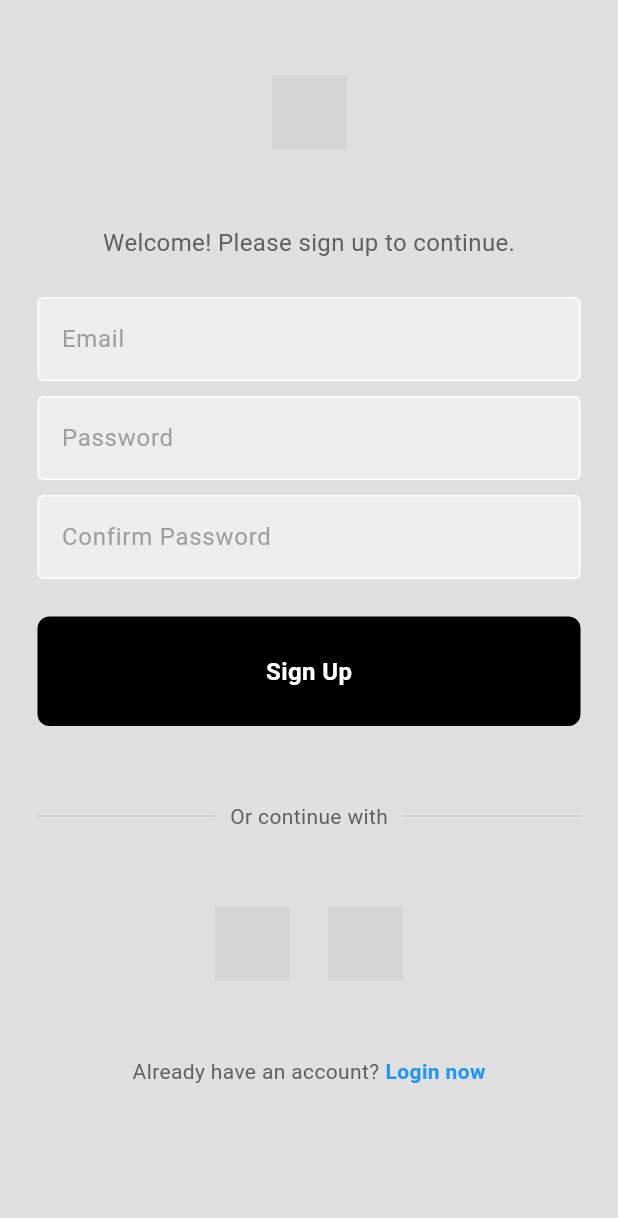
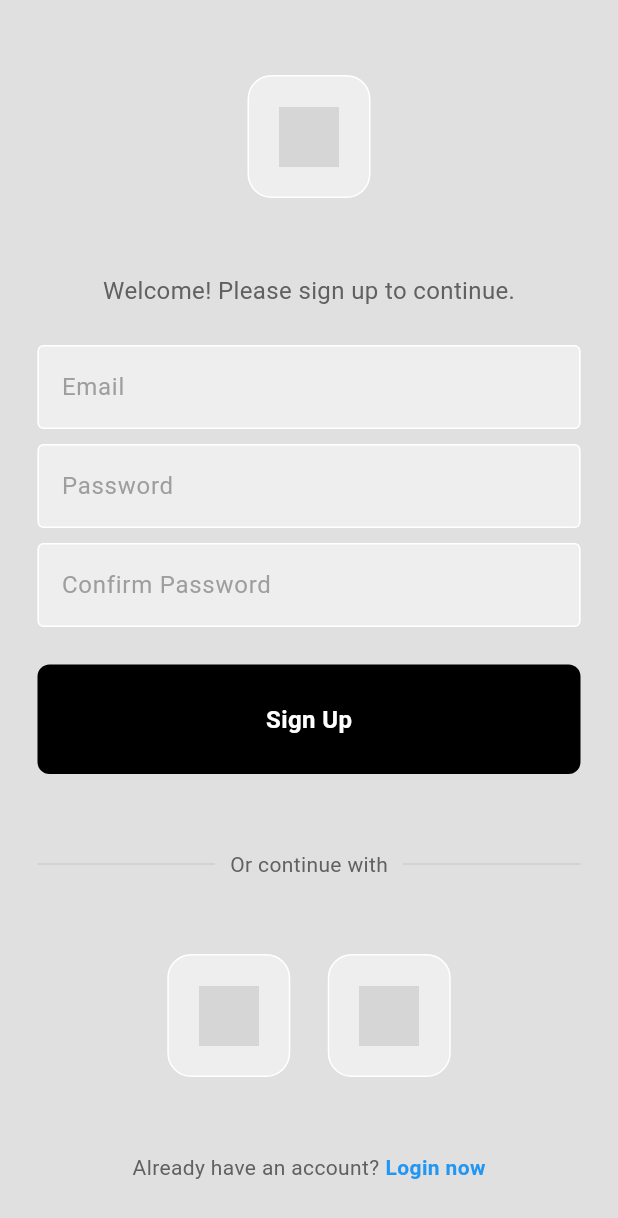
Before and after one commit to AymenBoukadida/Al9ani, a Flutter app: the screen it shows after launch, after a tap on "Register now", on a phone screen of 412 x 824 dp. Shown: the top 1218 px of the screen. Run offline on Flutter 3.47's test engine with Material 3 defaults, Android fonts, the light colour scheme and no system bars; our stand-ins replace firebase_auth, firebase_core, google_sign_in; accounts and stored records are empty; network calls fail; grey boxes are pictures that could not be loaded.

Commit message:
Google sign in for web /Gradle problem for

```diff
--- a/lib/components/my_button.dart
+++ b/lib/components/my_button.dart
@@ -4,7 +4,7 @@
   final Function()? onTap;
   final String text;
 
-  const MyButton({super.key, required this.onTap, required String this.text});
+  const MyButton({super.key, required this.onTap, required this.text});
 
   @override
   Widget build(BuildContext context) {
--- a/lib/components/my_textfield.dart
+++ b/lib/components/my_textfield.dart
@@ -1,6 +1,7 @@
 import 'package:flutter/material.dart';
 
 class MyTextField extends StatelessWidget {
+  // ignore: prefer_typing_uninitialized_variables
   final controller;
   final String hintText;
   final bool obscureText;
--- a/lib/components/square_tile.dart
+++ b/lib/components/square_tile.dart
@@ -2,23 +2,30 @@
 
 class SquareTile extends StatelessWidget {
   final String imagePath;
+  final Function()? onTap;
   final double size;
 
   const SquareTile({
-    Key? key,
+    super.key,
     required this.imagePath,
-    this.size = 50.0, // default size if not provided
-  }) : super(key: key);
+    this.size = 50.0,
+    required this.onTap, // default size if not provided
+  });
 
   @override
   Widget build(BuildContext context) {
-    return Container(
-      width: size,
-      height: size,
-      decoration: BoxDecoration(
-        image: DecorationImage(
-          image: AssetImage(imagePath),
-          fit: BoxFit.cover,
+    return GestureDetector(
+      onTap: onTap,
+      child: Container(
+        padding: const EdgeInsets.all(20),
+        decoration: BoxDecoration(
+          border: Border.all(color: Colors.white),
+          borderRadius: BorderRadius.circular(16),
+          color: Colors.grey[200],
+        ),
+        child: Image.asset(
+          imagePath,
+          height: 40,
         ),
       ),
     );
--- a/lib/pages/register_page.dart
+++ b/lib/pages/register_page.dart
@@ -1,8 +1,12 @@
+// ignore_for_file: use_build_context_synchronously
+
 import 'package:firebase_auth/firebase_auth.dart';
+
 import 'package:flutter/material.dart';
 import 'package:firstapp/components/my_button.dart';
 import 'package:firstapp/components/my_textfield.dart';
 import 'package:firstapp/components/square_tile.dart';
+import 'package:google_sign_in/google_sign_in.dart';
 
 class RegisterPage extends StatefulWidget {
   final Function()? onTap;
@@ -92,6 +96,24 @@
     );
   }
 
+  Future<UserCredential> signInWithGoogle() async {
+    // Trigger the authentication flow
+    final GoogleSignInAccount? googleUser = await GoogleSignIn().signIn();
+
+    // Obtain the auth details from the request
+    final GoogleSignInAuthentication googleAuth =
+        await googleUser!.authentication;
+
+    // Create a new credential
+    final credential = GoogleAuthProvider.credential(
+      accessToken: googleAuth.accessToken,
+      idToken: googleAuth.idToken,
+    );
+
+    // Once signed in, return the UserCredential
+    return await FirebaseAuth.instance.signInWithCredential(credential);
+  }
+
   @override
   Widget build(BuildContext context) {
     return Scaffold(
@@ -105,7 +127,9 @@
                 const SizedBox(height: 50),
 
                 // logo
-                const SquareTile(imagePath: '../lib/images/icon.png'),
+                SquareTile(
+                    onTap: () => signInWithGoogle(),
+                    imagePath: '../lib/images/icon.png'),
 
                 const SizedBox(height: 50),
 
@@ -186,16 +210,22 @@
                 const SizedBox(height: 50),
 
                 // google + apple sign in buttons
-                const Row(
+                Row(
                   mainAxisAlignment: MainAxisAlignment.center,
                   children: [
                     // google button
-                    SquareTile(imagePath: '../lib/images/google.png', size: 50),
+                    SquareTile(
+                        onTap: () => signInWithGoogle(),
+                        imagePath: '../lib/images/google.png',
+                        size: 50),
 
-                    SizedBox(width: 25),
+                    const SizedBox(width: 25),
 
                     // apple button
-                    SquareTile(imagePath: '../lib/images/apple.png', size: 50)
+                    SquareTile(
+                        onTap: () => signInWithGoogle(),
+                        imagePath: '../lib/images/apple.png',
+                        size: 50)
                   ],
                 ),
 
```
Also changed, not shown: lib/pages/login_page.dart (+64 -57 lines), 3 other files.
